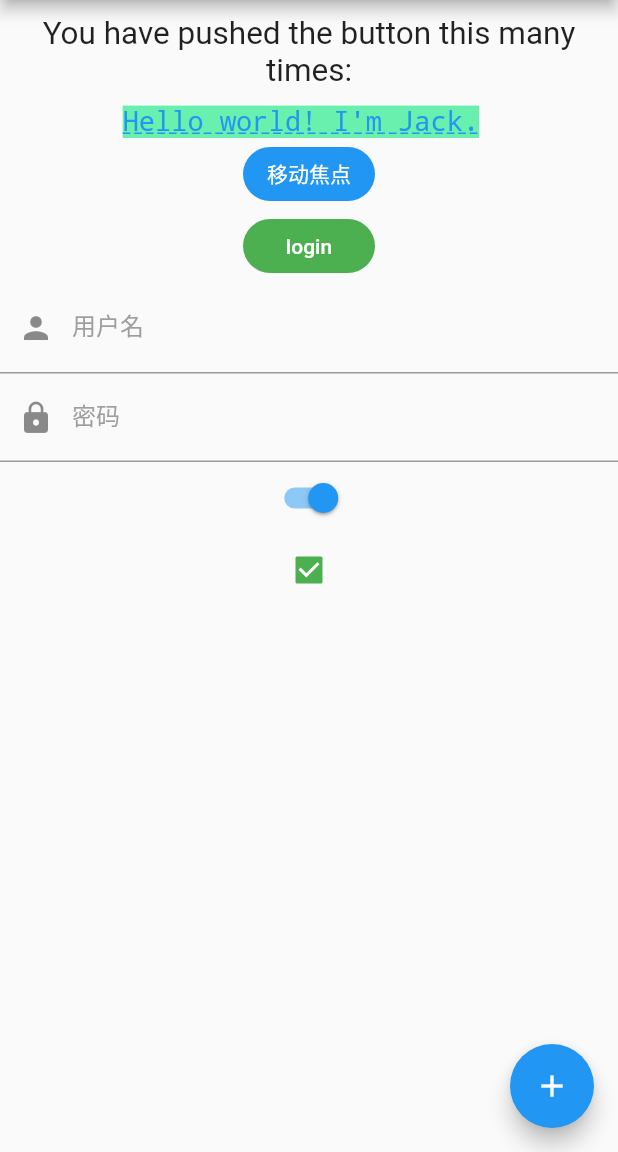
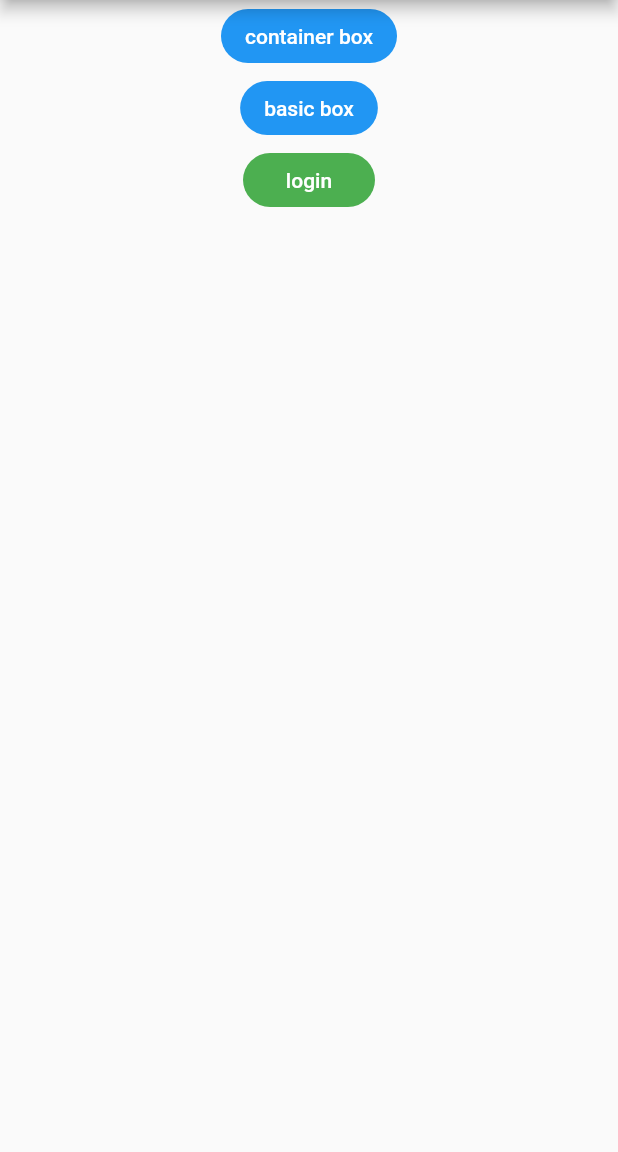
Before and after one commit to TakeEasyBoy/flutter-note, a Flutter app: the screen it shows after launch, on a phone screen of 412 x 824 dp, the part 84-1236 px from its top. Run offline on Flutter 3.47's test engine with Material 2 defaults, Android fonts, the phone set to English and light mode, and no system bars.

Commit message:
'增加了路由,区分各个模块'

```diff
--- a/lib/main.dart
+++ b/lib/main.dart
@@ -1,6 +1,8 @@
 import 'package:flutter/material.dart';
 import 'package:flutter/rendering.dart';
 import 'package:flutterapp/pages/login.dart';
+import 'package:flutterapp/pages/container.dart';
+import 'package:flutterapp/pages/basic.dart';
 void main() => runApp(MyApp());
 
 class MyApp extends StatelessWidget {
@@ -19,6 +21,8 @@ class MyApp extends StatelessWidget {
       routes: {
         'home': (context) => MyHomePage(),
         'login': (context) => FormTestRoute(),
+        'container': (context) => ContainerRouter(),
+        'basic': (context) => BasicRouter(),
       },
       // 首页
       home: new MyHomePage(title: 'Flutter Demo Home Page'),
@@ -35,50 +39,7 @@ class MyHomePage extends StatefulWidget {
 }
 
 class _MyHomePageState extends State<MyHomePage> {
-  int _counter = 0;
-  String _item = '';
-  List<DropdownMenuItem> items = [
-    new DropdownMenuItem(value:'asdf',child: new Text('asdf')),
-    new DropdownMenuItem(value:'vvv ',child: new Text('bbb')),
-    new DropdownMenuItem(value:'vs',child: new Text('sdaa')),
-    new DropdownMenuItem(value:'1231',child: new Text('asd')),
-  ];
-  // 定义一个controller
-  TextEditingController _unameController=new TextEditingController();
-  TextEditingController _pnameController=new TextEditingController();
-  FocusNode focusNode1 = new FocusNode();
-  FocusNode focusNode2 = new FocusNode();
-  GlobalKey _formKey= new GlobalKey<FormState>();
-  FocusScopeNode focusScopeNode;
-  void _incrementCounter() {
-    // 状态的变化,通过build方法通知相应ui进行数据更新
-    print(items);
-    setState(() {
-      _counter++;
-      print(_counter);
-    });
-  }
-  // void _decrementCounter() {
-  //   setState(() {
-  //     _counter--;
-  //   });
-  // }
   @override
-  void initState() {
-    //监听输入改变
-    _unameController.addListener((){
-      print(_unameController.text);
-    });
-    // 监听值的变化
-    _pnameController.addListener((){
-      print(_unameController.text);
-      print(_pnameController.text);
-    });
-    focusNode1.addListener((){
-      print(focusNode1.hasFocus);
-      print('focusNode1.hasFocus');
-    });
-  }
   Widget build(BuildContext context) {
     // scaffold包含导航栏,body以及其他浮动布局元素
     return new Scaffold(
@@ -92,39 +53,6 @@ class _MyHomePageState extends State<MyHomePage> {
           // 垂直水平居中
           // mainAxisAlignment: MainAxisAlignment.center,
           children: <Widget>[
-            Padding(
-              padding: EdgeInsets.all(10),
-              child:Text(
-                'You have pushed the button this many times:',
-                maxLines: 2,
-                overflow: TextOverflow.ellipsis,
-                textScaleFactor: 1.5,
-                textAlign: TextAlign.center,
-              ),
-            ),
-            new Text("Hello world! I'm Jack. ",
-              maxLines: 2,
-              overflow: TextOverflow.ellipsis,
-              style: TextStyle(
-                color: Colors.blue,
-                fontSize: 18.0,
-                height: 1.2,
-                fontFamily: "Courier",
-                background: new Paint()..color=Colors.greenAccent,
-                decoration:TextDecoration.underline,
-                decorationStyle: TextDecorationStyle.dashed
-              ),
-            ),
-            // Image.network(
-            //   "https://avatars2.githubusercontent.com/u/20411648?s=460&v=4",
-            //   width: 100.0,
-            //   // color: Colors.green,
-            //   // colorBlendMode: BlendMode.difference,
-            // ),
-            // RaisedButton(
-            //   child: Text("normal"),
-            //   onPressed: () => print('hahahah'),
-            // ),
             // 自定义按钮
             FlatButton(
               color: Colors.blue,
@@ -132,14 +60,19 @@ class _MyHomePageState extends State<MyHomePage> {
               colorBrightness: Brightness.dark,
               splashColor: Colors.grey,
               // 作为显示按钮内容的child
-              child: Text("移动焦点"),
+              child: Text("container box"),
               shape:RoundedRectangleBorder(borderRadius: BorderRadius.circular(20.0)),
-              onPressed: () {
-                if(null == focusScopeNode){
-                  focusScopeNode = FocusScope.of(context);
-                }
-                focusScopeNode.requestFocus(focusNode2);
-              },
+              onPressed: ()=> Navigator.pushNamed(context, 'container'),
+            ),
+            FlatButton(
+              color: Colors.blue,
+              highlightColor: Colors.blue[700],
+              colorBrightness: Brightness.dark,
+              splashColor: Colors.grey,
+              // 作为显示按钮内容的child
+              child: Text("basic box"),
+              shape:RoundedRectangleBorder(borderRadius: BorderRadius.circular(20.0)),
+              onPressed: ()=> Navigator.pushNamed(context, 'basic'),
             ),
             // 自定义按钮
             FlatButton(
@@ -153,71 +86,9 @@ class _MyHomePageState extends State<MyHomePage> {
               onPressed: ()=> Navigator.pushNamed(context, "login")
               ,
             ),
-            TextField(
-              focusNode: focusNode1,
-              controller: _unameController,
-              decoration: InputDecoration(
-                  labelText: "用户名",
-                  hintText: "用户名或邮箱",
-                  prefixIcon: Icon(Icons.person)
-              ),
-            ),
-            TextField(
-              controller: _pnameController,
-              focusNode: focusNode2,
-              decoration: InputDecoration(
-                  labelText: "密码",
-                  hintText: "您的登录密码",
-                  hintStyle: TextStyle(color: Colors.grey, fontSize: 13.0),
-                  prefixIcon: Icon(Icons.lock)
-              ),
-              // 是否启用密文
-              obscureText: true,
-            ),
-            new SwitchAndCheckBoxTestRoute(),
           ],
         ),
       ),
-      floatingActionButton: new FloatingActionButton(
-        onPressed: _incrementCounter,
-        tooltip: 'Increment',
-        child: new Icon(Icons.add),
-      ), // This trailing comma makes auto-formatting nicer for build methods.
     );
   }
 }
-// 创建了一个check box和一个switch开关
-class SwitchAndCheckBoxTestRoute extends StatefulWidget {
-  @override
-  _SwitchAndCheckBoxTestRouteState createState() => new _SwitchAndCheckBoxTestRouteState();
-}
-
-class _SwitchAndCheckBoxTestRouteState extends State<SwitchAndCheckBoxTestRoute> {
-  bool _switchSelected=true; //维护单选开关状态
-  bool _checkboxSelected=true;//维护复选框状态
-  @override
-  Widget build(BuildContext context) {
-    return Column(
-      children: <Widget>[
-        Switch(
-          value: _switchSelected,//当前状态
-          onChanged:(value){
-            //重新构建页面
-            setState(() {
-              _switchSelected=value;
-            });
-          },
-        ),
-        Checkbox(
-          value: _checkboxSelected,
-          activeColor: Colors.green, //选中时的颜色
-          onChanged:(value){
-            setState(() {
-              _checkboxSelected=value;
-            });
-          } ,
-        )
-      ],
-    );
-  }
-}
```
Also changed, not shown: lib/pages/basic.dart (added, +109 -0 lines), lib/pages/container.dart (added, +37 -0 lines), assets/images/lake.png (deleted).
